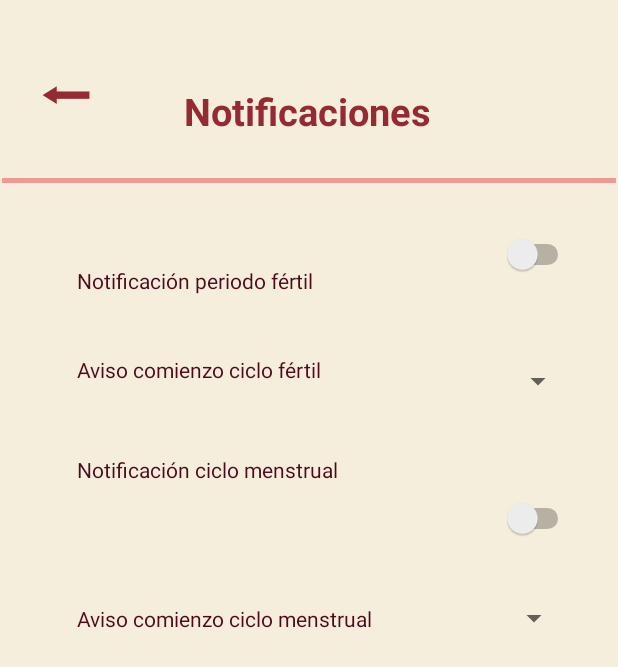
After one commit to elennovi/periodt, an Android app: the layout settings.xml on its own in the app's theme, with its tools: preview values and no code run, on a phone screen of 412 x 824 dp. The commit adds this screen. Shown: the top 667 px of the screen. Run offline under Robolectric (Android 15) with nearby library versions, the phone set to English and light mode, and no system bars.

Commit message:
notification settings

```diff
--- /dev/null
+++ b/app/src/main/res/layout/settings.xml
@@ -0,0 +1,131 @@
+<?xml version="1.0" encoding="utf-8"?>
+<androidx.constraintlayout.widget.ConstraintLayout xmlns:android="http://schemas.android.com/apk/res/android"
+    xmlns:app="http://schemas.android.com/apk/res-auto"
+    xmlns:tools="http://schemas.android.com/tools"
+    android:layout_width="match_parent"
+    android:layout_height="match_parent"
+    android:background="@color/beige"
+    tools:context=".SettingsActivity">
+
+    <TextView
+        android:id="@+id/notification_text"
+        android:layout_width="wrap_content"
+        android:layout_height="wrap_content"
+        android:layout_marginBottom="27dp"
+        android:text="@string/notification_text"
+        android:textColor="@color/dark_red"
+        android:textSize="25sp"
+        android:textStyle="bold"
+        app:layout_constraintBottom_toTopOf="@+id/divider"
+        app:layout_constraintEnd_toEndOf="parent"
+        app:layout_constraintHorizontal_bias="0.497"
+        app:layout_constraintStart_toStartOf="parent" />
+
+    <Button
+        android:id="@+id/back_btn"
+        android:layout_width="wrap_content"
+        android:layout_height="wrap_content"
+        android:layout_marginTop="10dp"
+        android:background="#0000"
+        android:text="⬅"
+        android:textColor="@color/dark_red"
+        android:textSize="48sp"
+        app:layout_constraintStart_toStartOf="parent"
+        app:layout_constraintTop_toTopOf="parent" />
+
+    <View
+        android:id="@+id/divider"
+        android:layout_width="409dp"
+        android:layout_height="3dp"
+        android:layout_marginTop="106dp"
+        android:layout_marginBottom="105dp"
+        android:background="@color/pink"
+        app:layout_constraintBottom_toTopOf="@+id/fertile_notif_spinner"
+        app:layout_constraintEnd_toEndOf="parent"
+        app:layout_constraintStart_toStartOf="parent"
+        app:layout_constraintTop_toTopOf="parent" />
+
+    <TextView
+        android:id="@+id/fertile_notif_text"
+        android:layout_width="wrap_content"
+        android:layout_height="wrap_content"
+        android:layout_marginStart="51dp"
+        android:layout_marginTop="55dp"
+        android:text="@string/fertile_notif_text"
+        android:textColor="@color/darkest_red"
+        app:layout_constraintStart_toStartOf="parent"
+        app:layout_constraintTop_toBottomOf="@+id/divider" />
+
+    <TextView
+        android:id="@+id/fertile_days_notif"
+        android:layout_width="wrap_content"
+        android:layout_height="wrap_content"
+        android:layout_marginStart="51dp"
+        android:layout_marginTop="40dp"
+        android:text="@string/fertile_days_notif"
+        android:textColor="@color/darkest_red"
+        app:layout_constraintStart_toStartOf="parent"
+        app:layout_constraintTop_toBottomOf="@+id/fertile_notif_text" />
+
+    <TextView
+        android:id="@+id/period_notif_text"
+        android:layout_width="wrap_content"
+        android:layout_height="wrap_content"
+        android:layout_marginStart="51dp"
+        android:layout_marginTop="47dp"
+        android:text="@string/period_notif_text"
+        android:textColor="@color/darkest_red"
+        app:layout_constraintStart_toStartOf="parent"
+        app:layout_constraintTop_toBottomOf="@+id/fertile_days_notif" />
+
+    <TextView
+        android:id="@+id/period_days_notif"
+        android:layout_width="wrap_content"
+        android:layout_height="wrap_content"
+        android:layout_marginStart="51dp"
+        android:text="@string/period_days_notif"
+        android:textColor="@color/darkest_red"
+        app:layout_constraintBottom_toBottomOf="parent"
+        app:layout_constraintStart_toStartOf="parent"
+        app:layout_constraintTop_toTopOf="parent" />
+
+    <Switch
+        android:id="@+id/fertile_notif_switch"
+        android:layout_width="wrap_content"
+        android:layout_height="wrap_content"
+        android:layout_marginTop="156dp"
+        android:layout_marginEnd="29dp"
+        android:text=""
+        app:layout_constraintEnd_toEndOf="parent"
+        app:layout_constraintTop_toTopOf="parent" />
+
+    <Switch
+        android:id="@+id/period_notif_switch"
+        android:layout_width="wrap_content"
+        android:layout_height="wrap_content"
+        android:layout_marginEnd="29dp"
+        android:layout_marginBottom="38dp"
+        android:text=""
+        app:layout_constraintBottom_toTopOf="@+id/period_notif_spinner"
+        app:layout_constraintEnd_toEndOf="parent" />
+
+    <Spinner
+        android:id="@+id/fertile_notif_spinner"
+        android:layout_width="95dp"
+        android:layout_height="28dp"
+        android:layout_marginTop="58dp"
+        android:layout_marginBottom="66dp"
+        app:layout_constraintBottom_toBottomOf="@+id/period_notif_switch"
+        app:layout_constraintEnd_toStartOf="@+id/fertile_notif_switch"
+        app:layout_constraintStart_toStartOf="@+id/fertile_notif_switch"
+        app:layout_constraintTop_toTopOf="@+id/fertile_notif_switch" />
+
+    <Spinner
+        android:id="@+id/period_notif_spinner"
+        android:layout_width="92dp"
+        android:layout_height="29dp"
+        android:layout_marginStart="288dp"
+        app:layout_constraintBottom_toBottomOf="parent"
+        app:layout_constraintStart_toStartOf="parent"
+        app:layout_constraintTop_toTopOf="parent" />
+</androidx.constraintlayout.widget.ConstraintLayout>
--- a/app/src/main/res/values/strings.xml
+++ b/app/src/main/res/values/strings.xml
@@ -27,13 +27,18 @@
     <string name="taken_email">El correo introducido ya está en uso</string>
     <string name="incorrect_pwd">La contraseña introducida no es correcta</string>
     <string name="email_not_found">El correo introducido no existe</string>
-    <string name = "channel_name">Notificaciones</string>
-    <string name = "channel_description">Notificaciones de recordatorio de periodo menstrual y fértil</string>
-    <string name = "period_notification_title">MENSTRUACION</string>
-    <string name = "period_notification_msg">¡Quedan menos de 5 días para tu menstruación!</string>
-    <string name = "fertile_notification_title">FERTILIDAD</string>
-    <string name = "fertile_notification_msg">¡Quedan menos de 5 días para tu periodo fertil!</string>
+    <string name="channel_name">Notificaciones</string>
+    <string name="channel_description">Notificaciones de recordatorio de periodo menstrual y fértil</string>
+    <string name="period_notification_title">MENSTRUACION</string>
+    <string name="period_notification_msg">¡Quedan menos de 5 días para tu menstruación!</string>
+    <string name="fertile_notification_title">FERTILIDAD</string>
+    <string name="fertile_notification_msg">¡Quedan menos de 5 días para tu periodo fertil!</string>
 
+    <string name="notification_text">Notificaciones</string>
+    <string name="fertile_notif_text">Notificación periodo fértil</string>
+    <string name="fertile_days_notif">Aviso comienzo ciclo fértil</string>
+    <string name="period_notif_text">Notificación ciclo menstrual</string>
+    <string name="period_days_notif">Aviso comienzo ciclo menstrual</string>
 
     <string-array name="duration_array">
         <item>2</item>
@@ -71,4 +76,17 @@
         <item>40</item>
     </string-array>
 
+    <string-array name="notif_array">
+        <item>1</item>
+        <item>2</item>
+        <item>3</item>
+        <item>4</item>
+        <item>5</item>
+        <item>6</item>
+        <item>7</item>
+        <item>8</item>
+        <item>9</item>
+        <item>10</item>
+    </string-array>
+
 </resources>
```
Also changed, not shown: app/src/main/AndroidManifest.xml (+5 -2 lines), app/src/main/java/com/example/periodt/CalendarActivity.java (+8 -2 lines), app/src/main/java/com/example/periodt/SettingsActivity.java (added, +105 -0 lines).
